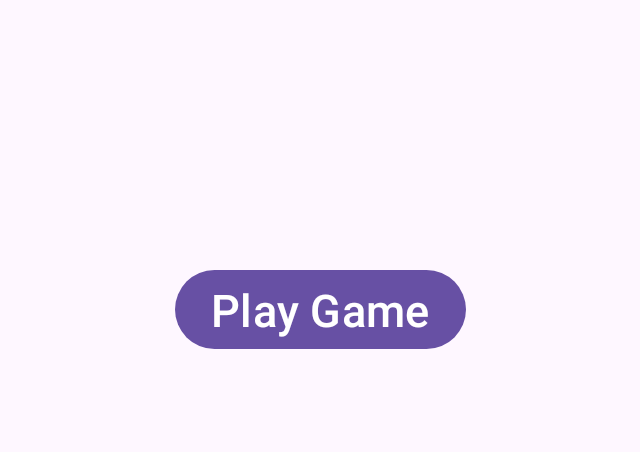
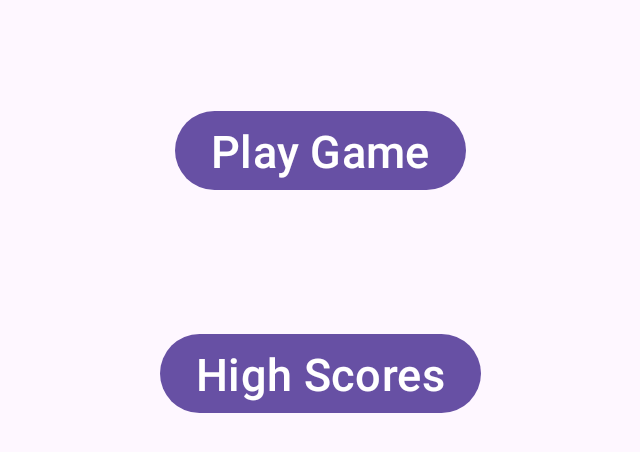
Before and after one commit to S00221754/SequenceAppMADProject, an Android app: the screen it shows after launch (MainActivity), on a phone screen of 824 x 412 dp (held sideways). Shown: the top 452 px of the screen, without its empty margins (298-938 px from the left). Run offline under Robolectric (Android 15) with nearby library versions, the phone set to English and light mode, and no system bars.

Commit message:
Database orders highest to lowers

```diff
--- a/app/src/main/java/com/example/sequenceapp/DatabaseHelper.java
+++ b/app/src/main/java/com/example/sequenceapp/DatabaseHelper.java
@@ -94,7 +94,7 @@ public class DatabaseHelper extends SQLiteOpenHelper {
 
         // Select top scores query
         String selectTopScoresQuery = "SELECT * FROM " + TABLE_SCORES +
-                " ORDER BY " + KEY_SCORES + " DESC LIMIT " + 5;
+                " ORDER BY CAST (" + KEY_SCORES + " AS INTEGER) DESC LIMIT " + 5;
 
         SQLiteDatabase db = this.getWritableDatabase();
         Cursor cursor = db.rawQuery(selectTopScoresQuery, null);
--- a/app/src/main/java/com/example/sequenceapp/MainActivity.java
+++ b/app/src/main/java/com/example/sequenceapp/MainActivity.java
@@ -10,7 +10,6 @@ import android.widget.Button;
 public class MainActivity extends AppCompatActivity {
 
     Button btnPlay;
-
     @Override
     protected void onCreate(Bundle savedInstanceState) {
         super.onCreate(savedInstanceState);
@@ -25,4 +24,8 @@ public class MainActivity extends AppCompatActivity {
             }
         });
     }
+    public void viewScores(View v){
+        Intent viewScores = new Intent(getApplicationContext(), HighScore.class);
+        startActivity(viewScores);
+    }
 }
--- a/app/src/main/res/layout/activity_main.xml
+++ b/app/src/main/res/layout/activity_main.xml
@@ -15,6 +15,20 @@
         app:layout_constraintBottom_toBottomOf="parent"
         app:layout_constraintEnd_toEndOf="parent"
         app:layout_constraintStart_toStartOf="parent"
-        app:layout_constraintTop_toTopOf="parent" />
+        app:layout_constraintTop_toTopOf="parent"
+        app:layout_constraintVertical_bias="0.199" />
+
+    <Button
+        android:id="@+id/btnViewScores"
+        android:layout_width="wrap_content"
+        android:layout_height="wrap_content"
+        android:text="High Scores"
+        android:onClick="viewScores"
+        android:textSize="30sp"
+        app:layout_constraintBottom_toBottomOf="parent"
+        app:layout_constraintEnd_toEndOf="parent"
+        app:layout_constraintStart_toStartOf="parent"
+        app:layout_constraintTop_toTopOf="parent"
+        app:layout_constraintVertical_bias="0.623" />
 
 </androidx.constraintlayout.widget.ConstraintLayout>
```
Also changed, not shown: app/src/main/res/layout/activity_high_score.xml (+4 -4 lines).
